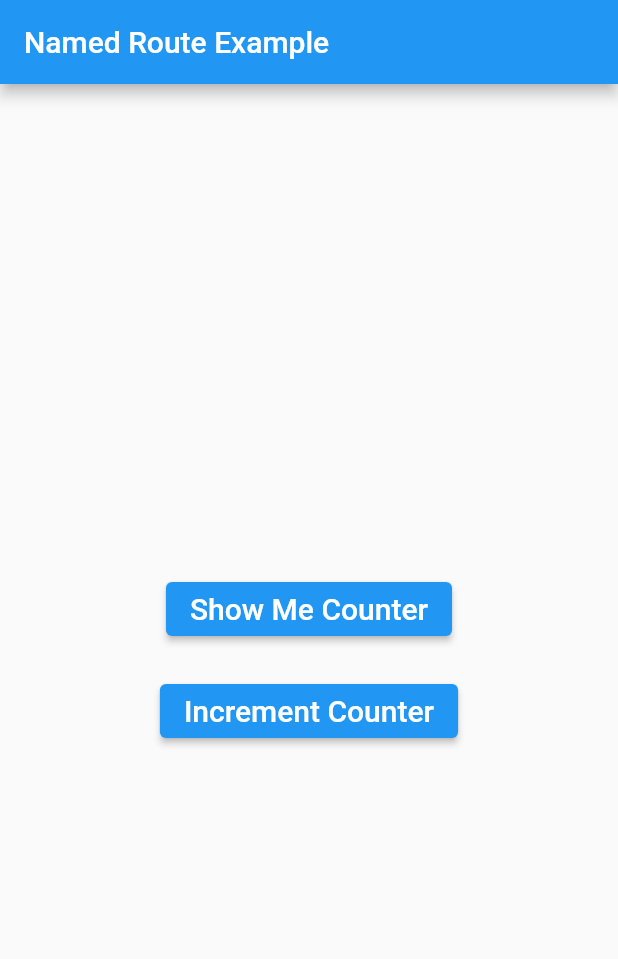
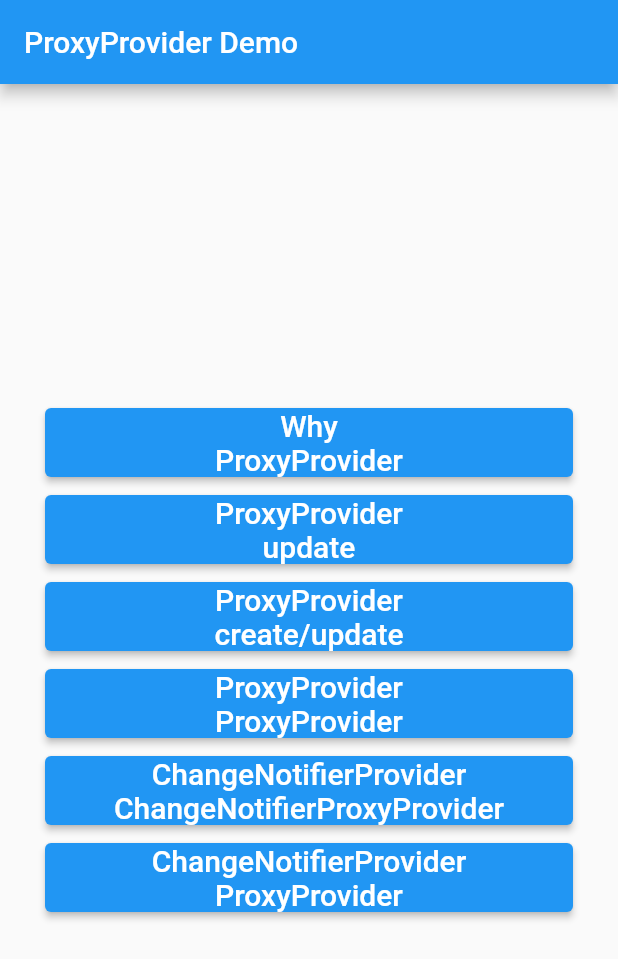
Before and after one commit to sarav-daya/learn-provider, a Flutter app: the screen it shows after launch, on a phone screen of 412 x 824 dp. Shown: the top 959 px of the screen. Run offline on Flutter 3.47's test engine with Material 2 defaults, Android fonts, the phone set to English and light mode, and no system bars.

Commit message:
Why ProxyProvider?

```diff
--- a/lib/main.dart
+++ b/lib/main.dart
@@ -1,93 +1,105 @@
 import 'package:flutter/material.dart';
-import 'package:provider/provider.dart';
-import 'package:provider_tutorials/models/counter.dart';
-import 'package:provider_tutorials/show_me_counter.dart';
+import 'package:provider_tutorials/pages/Proxyprov_update.dart';
+import 'package:provider_tutorials/pages/why_proxyprovider.dart';
 
 void main() {
   runApp(MyApp());
 }
 
-class MyApp extends StatefulWidget {
-  MyApp({Key? key}) : super(key: key);
-
-  @override
-  State<MyApp> createState() => _MyAppState();
-}
-
-class _MyAppState extends State<MyApp> {
-  final _counter = Counter();
+class MyApp extends StatelessWidget {
+  const MyApp({Key? key}) : super(key: key);
 
   @override
   Widget build(BuildContext context) {
     return MaterialApp(
-      title: 'Named Route Example',
+      title: 'ProxyProvider Demo',
       debugShowCheckedModeBanner: false,
       theme: ThemeData(
         primarySwatch: Colors.blue,
       ),
-      onGenerateRoute: (RouteSettings settings) {
-        switch (settings.name) {
-          case '/':
-            return MaterialPageRoute(
-              builder: (context) => ChangeNotifierProvider.value(
-                value: _counter,
-                child: MyHomePage(),
-              ),
+      home: const HomePage(),
     );
-          case '/counter':
-            return MaterialPageRoute(
-              builder: (context) => ChangeNotifierProvider.value(
-                value: _counter,
-                child: ShowMeCounter(),
-              ),
-            );
-          default:
-            return null;
-        }
-      },
-    );
-  }
-
-  @override
-  void dispose() {
-    _counter.dispose();
-    super.dispose();
   }
 }
 
-class MyHomePage extends StatelessWidget {
-  const MyHomePage({Key? key}) : super(key: key);
+class HomePage extends StatelessWidget {
+  const HomePage({Key? key}) : super(key: key);
 
   @override
   Widget build(BuildContext context) {
     return Scaffold(
       appBar: AppBar(
-        title: Text('Named Route Example'),
+        title: Text('ProxyProvider Demo'),
       ),
       body: Center(
-        child: Column(
-          mainAxisAlignment: MainAxisAlignment.center,
+        child: Padding(
+          padding: const EdgeInsets.symmetric(horizontal: 30.0),
+          child: ListView(
+            shrinkWrap: true,
             children: [
               ElevatedButton(
+                onPressed: () {
+                  Navigator.push(context,
+                      MaterialPageRoute(builder: (context) => WhyProxyProv()));
+                },
                 child: Text(
-                'Show Me Counter',
+                  'Why\nProxyProvider',
                   style: TextStyle(fontSize: 20.0),
+                  textAlign: TextAlign.center,
                 ),
+              ),
+              SizedBox(height: 10.0),
+              ElevatedButton(
                 onPressed: () {
-                Navigator.pushNamed(context, '/counter');
+                  Navigator.push(
+                      context,
+                      MaterialPageRoute(
+                          builder: (context) => ProxyProvUpdate()));
                 },
+                child: Text(
+                  'ProxyProvider\nupdate',
+                  style: TextStyle(fontSize: 20.0),
+                  textAlign: TextAlign.center,
                 ),
-            SizedBox(
-              height: 20.0,
               ),
+              SizedBox(height: 10.0),
               ElevatedButton(
-              onPressed: context.read<Counter>().increment,
+                onPressed: () {},
                 child: Text(
-                'Increment Counter',
+                  'ProxyProvider\ncreate/update',
                   style: TextStyle(fontSize: 20.0),
+                  textAlign: TextAlign.center,
                 ),
-            )
+              ),
+              SizedBox(height: 10.0),
+              ElevatedButton(
+                onPressed: () {},
+                child: Text(
+                  'ProxyProvider\nProxyProvider',
+                  style: TextStyle(fontSize: 20.0),
+                  textAlign: TextAlign.center,
+                ),
+              ),
+              SizedBox(height: 10.0),
+              ElevatedButton(
+                onPressed: () {},
+                child: Text(
+                  'ChangeNotifierProvider\nChangeNotifierProxyProvider',
+                  style: TextStyle(fontSize: 20.0),
+                  textAlign: TextAlign.center,
+                ),
+              ),
+              SizedBox(height: 10.0),
+              ElevatedButton(
+                onPressed: () {},
+                child: Text(
+                  'ChangeNotifierProvider\nProxyProvider',
+                  style: TextStyle(fontSize: 20.0),
+                  textAlign: TextAlign.center,
+                ),
+              ),
             ],
+          ),
         ),
       ),
     );
--- a/lib/models/counter.dart
+++ /dev/null
@@ -1,10 +0,0 @@
-import 'package:flutter/cupertino.dart';
-
-class Counter extends ChangeNotifier {
-  int counter = 0;
-
-  void increment() {
-    counter++;
-    notifyListeners();
-  }
-}
--- a/lib/show_me_counter.dart
+++ /dev/null
@@ -1,22 +0,0 @@
-import 'package:flutter/material.dart';
-import 'package:provider/src/provider.dart';
-import 'package:provider_tutorials/models/counter.dart';
-
-class ShowMeCounter extends StatelessWidget {
-  const ShowMeCounter({Key? key}) : super(key: key);
-
-  @override
-  Widget build(BuildContext context) {
-    return Scaffold(
-      appBar: AppBar(
-        title: Text('Counter'),
-      ),
-      body: Center(
-        child: Text(
-          '${context.watch<Counter>().counter}',
-          style: TextStyle(fontSize: 52.0),
-        ),
-      ),
-    );
-  }
-}
```
Also changed, not shown: lib/models/dog.dart (deleted, +0 -17 lines), lib/pages/Proxyprov_update.dart (added, +81 -0 lines), lib/pages/why_proxyprovider.dart (added, +81 -0 lines), lib/pages/chngnotiprov_chgnotiproxyprov.dart (added), lib/pages/chngnotiprov_proxyprov.dart (added), lib/pages/proxyprov_create_update.dart (added), lib/pages/proxyprov_proxyprov.dart (added). Lines whose indentation alone changed are shown as unchanged.
